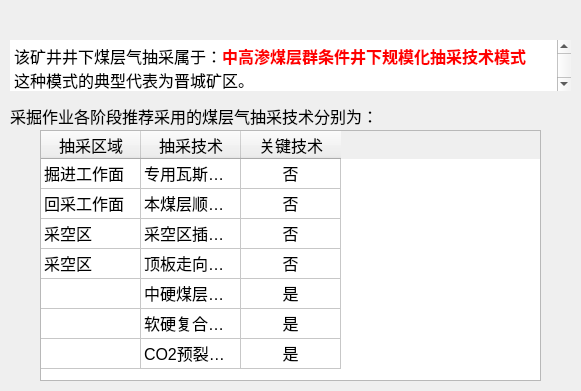
This is python/cbm/uifiles/high_coals_dlg.ui in wyrover/cbm as Qt 5 draws it before an edit. The edited form follows.
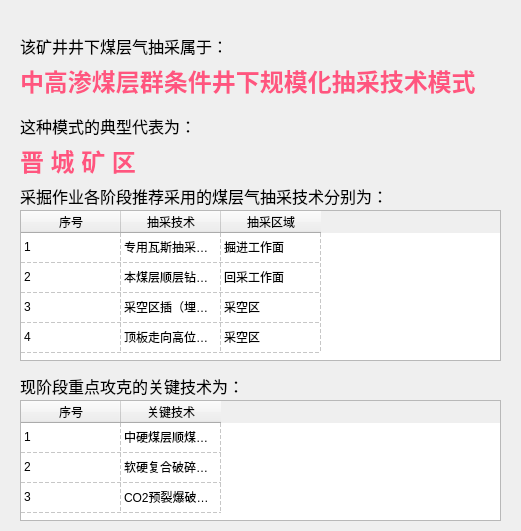
This is the edited form. Icons and pictures are not drawn.

Commit message: 修改决策模式对话框

Diff of the .ui file:
```diff
--- a/python/cbm/uifiles/high_coals_dlg.ui
+++ b/python/cbm/uifiles/high_coals_dlg.ui
@@ -6,8 +6,8 @@
    <rect>
     <x>0</x>
     <y>0</y>
-    <width>581</width>
-    <height>391</height>
+    <width>521</width>
+    <height>531</height>
    </rect>
   </property>
   <property name="font">
@@ -23,7 +23,7 @@
     <rect>
      <x>0</x>
      <y>0</y>
-     <width>581</width>
+     <width>521</width>
      <height>31</height>
     </rect>
    </property>
@@ -64,7 +64,7 @@
      <rect>
       <x>40</x>
       <y>0</y>
-      <width>491</width>
+      <width>431</width>
       <height>31</height>
      </rect>
     </property>
@@ -87,7 +87,7 @@
    <widget class="QPushButton" name="btnMenu_Close">
     <property name="geometry">
      <rect>
-      <x>540</x>
+      <x>480</x>
       <y>0</y>
       <width>41</width>
       <height>31</height>
@@ -135,74 +135,196 @@
     <rect>
      <x>0</x>
      <y>30</y>
-     <width>581</width>
-     <height>361</height>
+     <width>521</width>
+     <height>501</height>
     </rect>
    </property>
-   <widget class="QTextEdit" name="disc_text">
-    <property name="enabled">
-     <bool>true</bool>
-    </property>
+   <widget class="QLabel" name="label_2">
     <property name="geometry">
      <rect>
-      <x>10</x>
-      <y>10</y>
-      <width>561</width>
-      <height>51</height>
+      <x>20</x>
+      <y>0</y>
+      <width>201</width>
+      <height>31</height>
      </rect>
     </property>
-    <property name="contextMenuPolicy">
-     <enum>Qt::NoContextMenu</enum>
+    <property name="text">
+     <string>该矿井井下煤层气抽采属于：</string>
     </property>
-    <property name="frameShape">
-     <enum>QFrame::NoFrame</enum>
+   </widget>
+   <widget class="QLabel" name="label_4">
+    <property name="geometry">
+     <rect>
+      <x>20</x>
+      <y>110</y>
+      <width>151</width>
+      <height>41</height>
+     </rect>
     </property>
-    <property name="frameShadow">
-     <enum>QFrame::Sunken</enum>
+    <property name="text">
+     <string>&lt;html&gt;&lt;head/&gt;&lt;body&gt;&lt;p&gt;&lt;span style=&quot; font-size:18pt; font-weight:600; color:#ff557f;&quot;&gt;晋 城 矿 区&lt;/span&gt;&lt;/p&gt;&lt;/body&gt;&lt;/html&gt;</string>
     </property>
-    <property name="lineWidth">
-     <number>0</number>
-    </property>
-    <property name="lineWrapMode">
-     <enum>QTextEdit::WidgetWidth</enum>
-    </property>
-    <property name="readOnly">
-     <bool>true</bool>
-    </property>
-    <property name="html">
-     <string>&lt;!DOCTYPE HTML PUBLIC &quot;-//W3C//DTD HTML 4.0//EN&quot; &quot;http://www.w3.org/TR/REC-html40/strict.dtd&quot;&gt;
-&lt;html&gt;&lt;head&gt;&lt;meta name=&quot;qrichtext&quot; content=&quot;1&quot; /&gt;&lt;style type=&quot;text/css&quot;&gt;
-p, li { white-space: pre-wrap; }
-&lt;/style&gt;&lt;/head&gt;&lt;body style=&quot; font-family:'SimSun'; font-size:12pt; font-weight:400; font-style:normal;&quot;&gt;
-&lt;p style=&quot; margin-top:0px; margin-bottom:0px; margin-left:0px; margin-right:0px; -qt-block-indent:0; text-indent:0px;&quot;&gt;&lt;span style=&quot; font-family:'宋体';&quot;&gt;该矿井井下煤层气抽采属于：&lt;/span&gt;&lt;span style=&quot; font-family:'宋体'; font-weight:600; color:#ff0000;&quot;&gt;中高渗煤层群条件井下规模化抽采技术模式&lt;/span&gt;&lt;/p&gt;
-&lt;p style=&quot; margin-top:0px; margin-bottom:0px; margin-left:0px; margin-right:0px; -qt-block-indent:0; text-indent:0px;&quot;&gt;&lt;span style=&quot; font-family:'宋体';&quot;&gt;这种模式的典型代表为晋城矿区。&lt;/span&gt;&lt;/p&gt;&lt;/body&gt;&lt;/html&gt;</string>
-    </property>
-    <property name="textInteractionFlags">
-     <set>Qt::TextSelectableByMouse</set>
-    </property>
    </widget>
    <widget class="QLabel" name="label">
     <property name="geometry">
      <rect>
-      <x>10</x>
-      <y>70</y>
+      <x>20</x>
+      <y>150</y>
       <width>371</width>
       <height>31</height>
      </rect>
     </property>
+    <property name="font">
+     <font>
+      <pointsize>12</pointsize>
+     </font>
+    </property>
     <property name="text">
      <string>采掘作业各阶段推荐采用的煤层气抽采技术分别为：</string>
     </property>
    </widget>
+   <widget class="QLabel" name="label_6">
+    <property name="geometry">
+     <rect>
+      <x>20</x>
+      <y>340</y>
+      <width>221</width>
+      <height>31</height>
+     </rect>
+    </property>
+    <property name="font">
+     <font>
+      <pointsize>12</pointsize>
+     </font>
+    </property>
+    <property name="text">
+     <string>现阶段重点攻克的关键技术为：</string>
+    </property>
+   </widget>
+   <widget class="QTableWidget" name="tecl_table_2">
+    <property name="geometry">
+     <rect>
+      <x>20</x>
+      <y>370</y>
+      <width>481</width>
+      <height>121</height>
+     </rect>
+    </property>
+    <property name="font">
+     <font>
+      <pointsize>9</pointsize>
+     </font>
+    </property>
+    <property name="selectionMode">
+     <enum>QAbstractItemView::NoSelection</enum>
+    </property>
+    <property name="gridStyle">
+     <enum>Qt::DashLine</enum>
+    </property>
+    <attribute name="horizontalHeaderVisible">
+     <bool>true</bool>
+    </attribute>
+    <attribute name="verticalHeaderVisible">
+     <bool>false</bool>
+    </attribute>
+    <attribute name="verticalHeaderHighlightSections">
+     <bool>false</bool>
+    </attribute>
+    <row>
+     <property name="text">
+      <string>1</string>
+     </property>
+    </row>
+    <row>
+     <property name="text">
+      <string>2</string>
+     </property>
+    </row>
+    <row>
+     <property name="text">
+      <string>3</string>
+     </property>
+    </row>
+    <column>
+     <property name="text">
+      <string>序号</string>
+     </property>
+    </column>
+    <column>
+     <property name="text">
+      <string>关键技术</string>
+     </property>
+    </column>
+    <item row="0" column="0">
+     <property name="text">
+      <string>1</string>
+     </property>
+    </item>
+    <item row="0" column="1">
+     <property name="text">
+      <string>中硬煤层顺煤层井下长钻孔钻进工艺</string>
+     </property>
+    </item>
+    <item row="1" column="0">
+     <property name="text">
+      <string>2</string>
+     </property>
+    </item>
+    <item row="1" column="1">
+     <property name="text">
+      <string>软硬复合破碎煤层顺煤层抽采技术工艺</string>
+     </property>
+    </item>
+    <item row="2" column="0">
+     <property name="text">
+      <string>3</string>
+     </property>
+    </item>
+    <item row="2" column="1">
+     <property name="text">
+      <string>CO2预裂爆破增透技术工艺</string>
+     </property>
+    </item>
+   </widget>
+   <widget class="QLabel" name="label_5">
+    <property name="geometry">
+     <rect>
+      <x>20</x>
+      <y>20</y>
+      <width>481</width>
+      <height>61</height>
+     </rect>
+    </property>
+    <property name="toolTip">
+     <string>&lt;html&gt;&lt;head/&gt;&lt;body&gt;&lt;p&gt;&lt;img src=&quot;:/images/high_coals.png&quot;/&gt;&lt;/p&gt;&lt;/body&gt;&lt;/html&gt;</string>
+    </property>
+    <property name="whatsThis">
+     <string>&lt;html&gt;&lt;head/&gt;&lt;body&gt;&lt;p&gt;&lt;br/&gt;&lt;/p&gt;&lt;/body&gt;&lt;/html&gt;</string>
+    </property>
+    <property name="text">
+     <string>&lt;html&gt;&lt;head/&gt;&lt;body&gt;&lt;p&gt;&lt;span style=&quot; font-size:18pt; font-weight:600; color:#ff557f;&quot;&gt;中高渗煤层群条件井下规模化抽采技术模式&lt;/span&gt;&lt;/p&gt;&lt;/body&gt;&lt;/html&gt;</string>
+    </property>
+   </widget>
    <widget class="QTableWidget" name="tecl_table">
     <property name="geometry">
      <rect>
-      <x>40</x>
-      <y>100</y>
-      <width>501</width>
-      <height>251</height>
+      <x>20</x>
+      <y>180</y>
+      <width>481</width>
+      <height>151</height>
      </rect>
     </property>
+    <property name="font">
+     <font>
+      <pointsize>9</pointsize>
+     </font>
+    </property>
+    <property name="selectionMode">
+     <enum>QAbstractItemView::NoSelection</enum>
+    </property>
+    <property name="gridStyle">
+     <enum>Qt::DashLine</enum>
+    </property>
     <attribute name="horizontalHeaderVisible">
      <bool>true</bool>
     </attribute>
@@ -214,42 +336,27 @@
     </attribute>
     <row>
      <property name="text">
-      <string/>
+      <string>1</string>
      </property>
     </row>
     <row>
      <property name="text">
-      <string/>
+      <string>2</string>
      </property>
     </row>
     <row>
      <property name="text">
-      <string/>
+      <string>4</string>
      </property>
     </row>
     <row>
      <property name="text">
-      <string/>
-     </property>
-    </row>
-    <row>
-     <property name="text">
-      <string/>
-     </property>
-    </row>
-    <row>
-     <property name="text">
-      <string/>
-     </property>
-    </row>
-    <row>
-     <property name="text">
-      <string>新建行</string>
+      <string>5</string>
      </property>
     </row>
     <column>
      <property name="text">
-      <string>抽采区域</string>
+      <string>序号</string>
      </property>
     </column>
     <column>
@@ -259,13 +366,20 @@
     </column>
     <column>
      <property name="text">
-      <string>关键技术</string>
-     </property>
-     <property name="textAlignment">
-      <set>AlignHCenter|AlignVCenter|AlignCenter</set>
+      <string>抽采区域</string>
      </property>
     </column>
     <item row="0" column="0">
+     <property name="text">
+      <string>1</string>
+     </property>
+    </item>
+    <item row="0" column="1">
+     <property name="text">
+      <string>专用瓦斯抽采巷穿层钻孔抽采煤气技术</string>
+     </property>
+    </item>
+    <item row="0" column="2">
      <property name="text">
       <string>掘进工作面</string>
      </property>
@@ -273,26 +387,9 @@
       <set>ItemIsSelectable|ItemIsUserCheckable|ItemIsEnabled</set>
      </property>
     </item>
-    <item row="0" column="1">
-     <property name="text">
-      <string>专用瓦斯抽采巷穿层钻孔抽采煤气技术</string>
-     </property>
-    </item>
-    <item row="0" column="2">
-     <property name="text">
-      <string>否</string>
-     </property>
-     <property name="textAlignment">
-      <set>AlignHCenter|AlignVCenter|AlignCenter</set>
-     </property>
-     <property name="icon">
-      <iconset resource="../usecad.qrc">
-       <normaloff>:/images/no.png</normaloff>:/images/no.png</iconset>
-     </property>
-    </item>
     <item row="1" column="0">
      <property name="text">
-      <string>回采工作面</string>
+      <string>2</string>
      </property>
     </item>
     <item row="1" column="1">
@@ -302,19 +399,12 @@
     </item>
     <item row="1" column="2">
      <property name="text">
-      <string>否</string>
-     </property>
-     <property name="textAlignment">
-      <set>AlignHCenter|AlignVCenter|AlignCenter</set>
-     </property>
-     <property name="icon">
-      <iconset resource="../usecad.qrc">
-       <normaloff>:/images/no.png</normaloff>:/images/no.png</iconset>
+      <string>回采工作面</string>
      </property>
     </item>
     <item row="2" column="0">
      <property name="text">
-      <string>采空区</string>
+      <string>3</string>
      </property>
     </item>
     <item row="2" column="1">
@@ -324,19 +414,12 @@
     </item>
     <item row="2" column="2">
      <property name="text">
-      <string>否</string>
-     </property>
-     <property name="textAlignment">
-      <set>AlignHCenter|AlignVCenter|AlignCenter</set>
-     </property>
-     <property name="icon">
-      <iconset resource="../usecad.qrc">
-       <normaloff>:/images/no.png</normaloff>:/images/no.png</iconset>
+      <string>采空区</string>
      </property>
     </item>
     <item row="3" column="0">
      <property name="text">
-      <string>采空区</string>
+      <string>4</string>
      </property>
     </item>
     <item row="3" column="1">
@@ -346,72 +429,22 @@
     </item>
     <item row="3" column="2">
      <property name="text">
-      <string>否</string>
+      <string>采空区</string>
      </property>
-     <property name="textAlignment">
-      <set>AlignHCenter|AlignVCenter|AlignCenter</set>
-     </property>
-     <property name="icon">
-      <iconset resource="../usecad.qrc">
-       <normaloff>:/images/no.png</normaloff>:/images/no.png</iconset>
-     </property>
     </item>
-    <item row="4" column="1">
-     <property name="text">
-      <string>中硬煤层顺煤层井下长钻孔钻进工艺</string>
-     </property>
-    </item>
-    <item row="4" column="2">
-     <property name="text">
-      <string>是</string>
-     </property>
-     <property name="textAlignment">
-      <set>AlignHCenter|AlignVCenter|AlignCenter</set>
-     </property>
-     <property name="icon">
-      <iconset resource="../usecad.qrc">
-       <normaloff>:/images/yes.png</normaloff>:/images/yes.png</iconset>
-     </property>
-    </item>
-    <item row="5" column="0">
-     <property name="text">
-      <string/>
-     </property>
-    </item>
-    <item row="5" column="1">
-     <property name="text">
-      <string>软硬复合破碎煤层顺煤层抽采技术工艺</string>
-     </property>
-    </item>
-    <item row="5" column="2">
-     <property name="text">
-      <string>是</string>
-     </property>
-     <property name="textAlignment">
-      <set>AlignHCenter|AlignVCenter|AlignCenter</set>
-     </property>
-     <property name="icon">
-      <iconset resource="../usecad.qrc">
-       <normaloff>:/images/yes.png</normaloff>:/images/yes.png</iconset>
-     </property>
-    </item>
-    <item row="6" column="1">
-     <property name="text">
-      <string>CO2预裂爆破增透技术工艺</string>
-     </property>
-    </item>
-    <item row="6" column="2">
-     <property name="text">
-      <string>是</string>
-     </property>
-     <property name="textAlignment">
-      <set>AlignHCenter|AlignVCenter|AlignCenter</set>
-     </property>
-     <property name="icon">
-      <iconset resource="../usecad.qrc">
-       <normaloff>:/images/yes.png</normaloff>:/images/yes.png</iconset>
-     </property>
-    </item>
+   </widget>
+   <widget class="QLabel" name="label_7">
+    <property name="geometry">
+     <rect>
+      <x>20</x>
+      <y>80</y>
+      <width>181</width>
+      <height>31</height>
+     </rect>
+    </property>
+    <property name="text">
+     <string>这种模式的典型代表为：</string>
+    </property>
    </widget>
   </widget>
  </widget>
```
Left out of the diff: 4 changed lines with no effect on the pictures. The commit also changes 23 other files.
